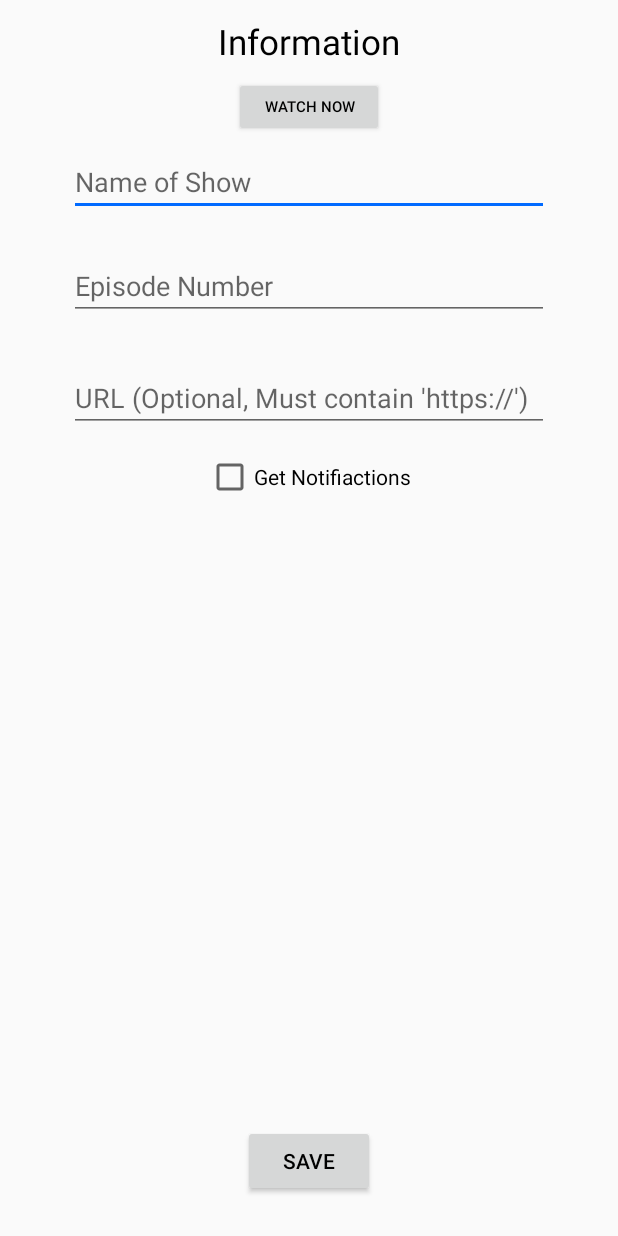
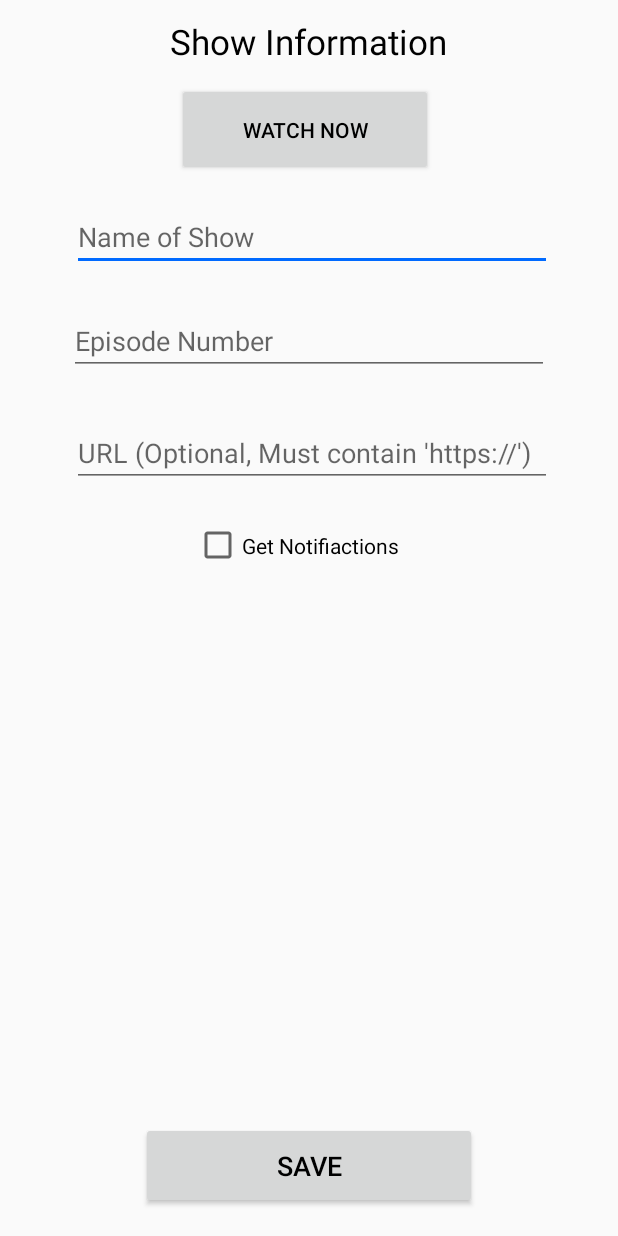
Before and after one commit to Achuna/Show_Tracker, an Android app: the EditorActivity screen opened directly, with no data from a screen before it, on a phone screen of 412 x 824 dp. Run offline under Robolectric (Android 15) with nearby library versions, the phone set to English and light mode, and no system bars.

Commit message:
Editor Activity UI Updates

```diff
--- a/app/src/main/res/layout/activity_editor.xml
+++ b/app/src/main/res/layout/activity_editor.xml
@@ -12,16 +12,17 @@
         android:layout_alignParentTop="true"
         android:layout_centerHorizontal="true"
         android:layout_marginTop="12dp"
-        android:text="Information"
+        android:text="Show Information"
         android:textSize="23sp" />
 
     <EditText
         android:id="@+id/showNameEt"
         android:layout_width="wrap_content"
         android:layout_height="wrap_content"
+        android:layout_below="@+id/textView2"
         android:layout_alignStart="@+id/dayList"
-        android:layout_below="@+id/textView2"
-        android:layout_marginTop="55dp"
+        android:layout_marginStart="2dp"
+        android:layout_marginTop="92dp"
         android:ems="15"
         android:hint="Name of Show"
         android:inputType="textPersonName" />
@@ -39,8 +40,8 @@
 
     <CheckBox
         android:id="@+id/notifyCheckbox"
-        android:layout_width="wrap_content"
-        android:layout_height="wrap_content"
+        android:layout_width="153dp"
+        android:layout_height="50dp"
         android:layout_below="@+id/urlText"
         android:layout_centerHorizontal="true"
         android:layout_marginTop="14dp"
@@ -75,23 +76,26 @@
         android:layout_height="wrap_content"
         android:layout_alignBaseline="@+id/deleteButton"
         android:layout_alignBottom="@+id/deleteButton"
+        android:layout_marginStart="2dp"
+        android:layout_marginBottom="5dp"
         android:layout_toEndOf="@+id/notifyCheckbox"
         android:background="@android:color/transparent"
         android:drawableBottom="@drawable/check_black"
         android:text="Mark As Done\n"
         android:textSize="10sp"
-        android:windowSoftInputMode="adjustNothing"
-        android:visibility="invisible" />
+        android:visibility="invisible"
+        android:windowSoftInputMode="adjustNothing" />
 
     <Button
         android:id="@+id/editorSaveBtn"
-        android:layout_width="wrap_content"
-        android:layout_height="wrap_content"
+        android:layout_width="224dp"
+        android:layout_height="58dp"
         android:layout_alignParentBottom="true"
         android:layout_centerHorizontal="true"
-        android:layout_marginBottom="26dp"
-        android:windowSoftInputMode="adjustNothing"
-        android:text="Save" />
+        android:layout_marginBottom="18dp"
+        android:text="Save"
+        android:textSize="18sp"
+        android:windowSoftInputMode="adjustNothing" />
 
     <EditText
         android:id="@+id/urlText"
@@ -109,10 +113,13 @@
     <Button
         android:id="@+id/planToWatchButton"
         android:layout_width="wrap_content"
-        android:layout_height="wrap_content"
-        android:layout_above="@+id/editorSaveBtn"
+        android:layout_height="67dp"
+        android:layout_below="@+id/atDivider"
         android:layout_alignStart="@+id/editorSaveBtn"
-        android:layout_marginBottom="9dp"
+        android:layout_alignBottom="@+id/editorSaveBtn"
+        android:layout_marginStart="69dp"
+        android:layout_marginTop="78dp"
+        android:layout_marginBottom="73dp"
         android:background="@android:color/transparent"
         android:drawableBottom="@drawable/lightbulb_outline_black"
         android:text="Watch Later\n"
@@ -146,13 +153,16 @@
 
     <Button
         android:id="@+id/watchNow"
-        android:layout_width="100dp"
-        android:layout_height="40dp"
+        android:layout_width="169dp"
+        android:layout_height="62dp"
         android:layout_below="@+id/textView2"
-        android:layout_centerHorizontal="true"
-        android:layout_marginTop="8dp"
+        android:layout_alignParentStart="true"
+        android:layout_alignParentEnd="true"
+        android:layout_marginStart="118dp"
+        android:layout_marginTop="12dp"
+        android:layout_marginEnd="123dp"
         android:text="Watch Now"
-        android:textSize="10sp" />
+        android:textSize="14sp" />
 
     <TextView
         android:id="@+id/atDivider"
```
